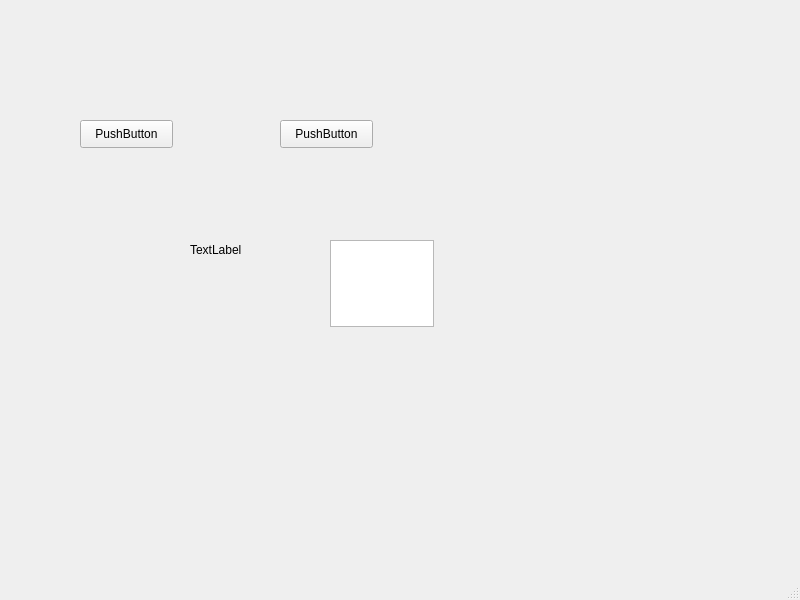
Old version of the form min/mainwindow.ui in the repository dyh0514/mySpace.
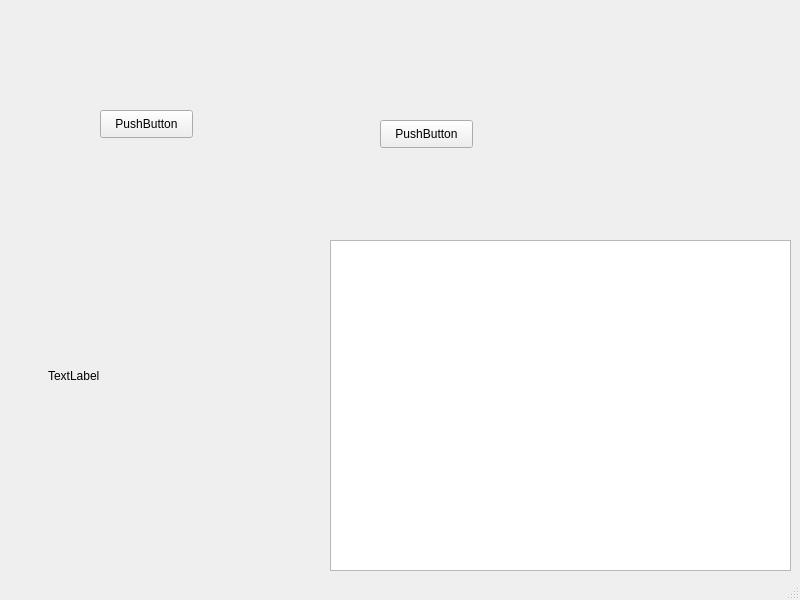
New version of the form.

Diff of the .ui file:
```diff
--- a/min/mainwindow.ui
+++ b/min/mainwindow.ui
@@ -17,10 +17,10 @@
    <widget class="QLabel" name="imageLabel">
     <property name="geometry">
      <rect>
-      <x>190</x>
+      <x>48</x>
       <y>240</y>
-      <width>69</width>
-      <height>19</height>
+      <width>211</width>
+      <height>271</height>
      </rect>
     </property>
     <property name="text">
@@ -32,16 +32,16 @@
      <rect>
       <x>330</x>
       <y>240</y>
-      <width>104</width>
-      <height>87</height>
+      <width>461</width>
+      <height>331</height>
      </rect>
     </property>
    </widget>
    <widget class="QPushButton" name="loadButton">
     <property name="geometry">
      <rect>
-      <x>80</x>
-      <y>120</y>
+      <x>100</x>
+      <y>110</y>
       <width>93</width>
       <height>28</height>
      </rect>
@@ -53,7 +53,7 @@
    <widget class="QPushButton" name="recognizeButton">
     <property name="geometry">
      <rect>
-      <x>280</x>
+      <x>380</x>
       <y>120</y>
       <width>93</width>
       <height>28</height>
```
